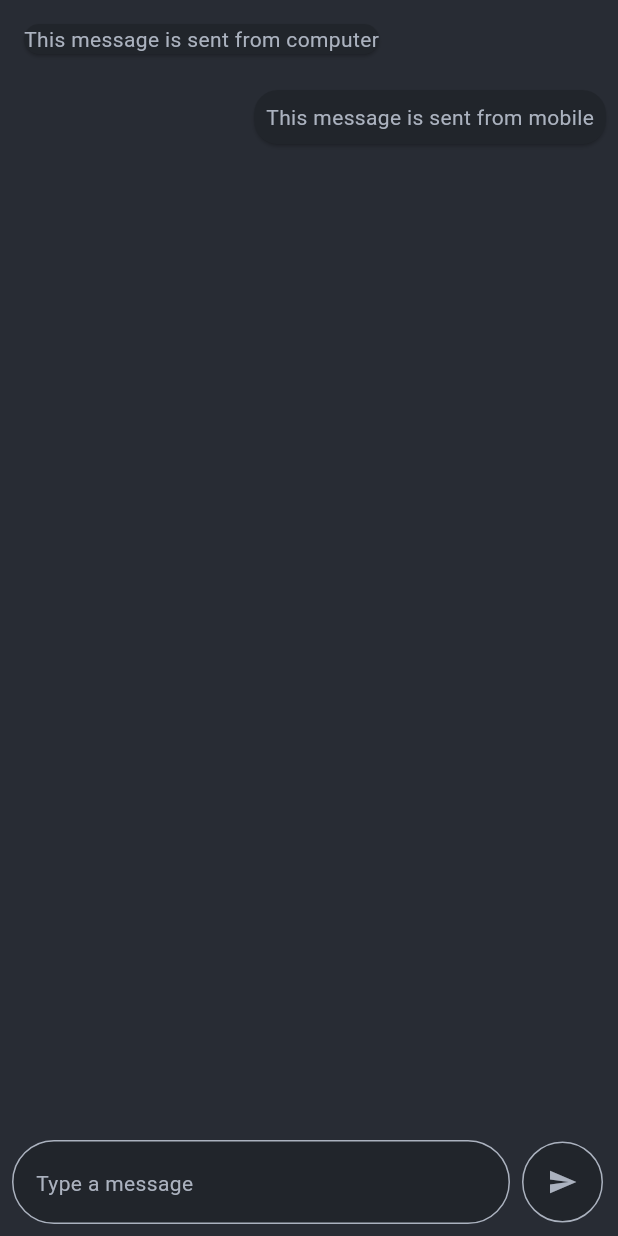
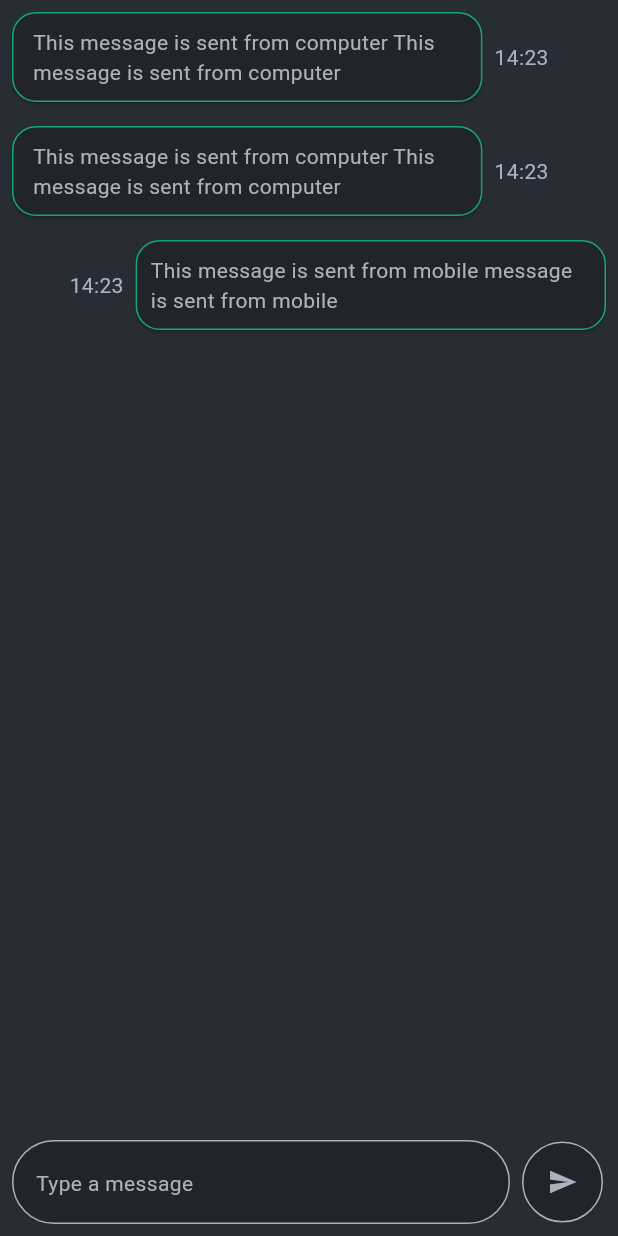
Before and after one commit to CodeByQafar/firebase_flow, a Flutter app: the screen it shows after launch, on a phone screen of 412 x 824 dp. Run offline on Flutter 3.47's test engine with Material 3 defaults, Android fonts, the phone set to English and light mode, and no system bars.

Commit message:
card widget and ui updated

```diff
--- a/lib/main.dart
+++ b/lib/main.dart
@@ -1,7 +1,7 @@
 import 'package:flutter/material.dart';
 
 import 'src/core/theme/theme.dart';
-import 'src/future/home/view/home_view.dart';
+import 'src/future/chat/view/home_view.dart';
 
 
 void main(){
--- a/lib/src/core/constants/border_radius.dart
+++ b/lib/src/core/constants/border_radius.dart
@@ -2,5 +2,6 @@ import 'package:flutter/material.dart';
 
 class BorderRadiuses{
   static BorderRadius textFieldBorderRadius = BorderRadius.circular(30);
+  static BorderRadius messageCardBorderRadius =  BorderRadius.circular(16);
 
 }
--- /dev/null
+++ b/lib/src/core/constants/boxconstrants.dart
@@ -0,0 +1,3 @@
+class AppBoxconstrants {
+  static final double messageCardBoxConstranstWidth= 0.8;
+}
--- /dev/null
+++ b/lib/src/core/constants/margin.dart
@@ -0,0 +1,5 @@
+import 'package:flutter/widgets.dart';
+
+class Margins {
+  static final EdgeInsets messageCardMargin= EdgeInsets.all(8);
+}
--- a/lib/src/core/constants/padding.dart
+++ b/lib/src/core/constants/padding.dart
@@ -4,4 +4,8 @@ class Paddings{
   static const textFieldPadding = EdgeInsets.all( 8);
 static const iconButtonPadding = EdgeInsets.only(right: 10, top: 8, bottom: 8);
 static const iconButtonContentPadding = EdgeInsets.all(17);
+static const phoneMesaggeCardPadding = EdgeInsets.fromLTRB(10,10,14,10);
+static const computerMesaggeCardPadding = EdgeInsets.fromLTRB(14, 10, 10, 10);
+
+
 }
--- a/lib/src/core/theme/theme.dart
+++ b/lib/src/core/theme/theme.dart
@@ -1,3 +1,4 @@
+import 'package:firebase_flow/src/core/constants/margin.dart';
 import 'package:firebase_flow/src/core/theme/colors.dart';
 import 'package:flutter/material.dart';
 
@@ -15,20 +16,21 @@ class AppTheme {
     ),
     cardTheme: CardThemeData(
       color: AppColors.blackBeauty,
-      margin: EdgeInsets.all(8),
+
+      margin: Margins.messageCardMargin,
       shape: RoundedRectangleBorder(
-        borderRadius: BorderRadius.circular(16),
+        borderRadius: BorderRadiuses.messageCardBorderRadius,
+        side: BorderSide(
+      color: AppColors.bluishGreen, // Border rəngi
+      width: 1.0,         // Border qalınlığı
+    ),
       ),
     ),
     hintColor: AppColors.fragrantWand,
 
-    iconTheme: IconThemeData(
-      color: AppColors.fragrantWand
-    ),
+    iconTheme: IconThemeData(color: AppColors.fragrantWand),
     iconButtonTheme: IconButtonThemeData(
-
       style: IconButton.styleFrom(
-
         backgroundColor: AppColors.blackBeauty,
         foregroundColor: AppColors.blackBeauty,
         side: BorderSide(
@@ -40,7 +42,7 @@ class AppTheme {
     ),
     inputDecorationTheme: InputDecorationTheme(
       hintStyle: TextStyle(color: AppColors.fragrantWand),
- fillColor: AppColors.blackBeauty,
+      fillColor: AppColors.blackBeauty,
       filled: true,
       focusedBorder: OutlineInputBorder(
         borderRadius: BorderRadiuses.textFieldBorderRadius,
--- /dev/null
+++ b/lib/src/core/utils/snackbars/snackbar_manager.dart
@@ -0,0 +1,9 @@
+import 'package:flutter/material.dart';
+
+class SnackbarManager {
+  static void showSnackBar(BuildContext context, String message) {
+    ScaffoldMessenger.of(
+      context,
+    ).showSnackBar(SnackBar(content: Text(message)));
+  }
+}
--- /dev/null
+++ b/lib/src/future/chat/service/chat_service.dart
@@ -0,0 +1,12 @@
+abstract class  IChatService{
+  Future<void> sendMessage();
+}
+
+
+class ChatService implements IChatService {
+
+   @override
+   Future<void> sendMessage() async{
+
+   }
+}
--- a/lib/src/future/home/view/home_view.dart
+++ b/lib/src/future/chat/view/home_view.dart
@@ -1,6 +1,7 @@
 import 'package:firebase_flow/src/core/constants/padding.dart';
-import 'package:firebase_flow/src/future/home/view/widgets/button/send_button.dart';
-import 'package:firebase_flow/src/future/home/view/widgets/text_fields/message_text_field.dart';
+import 'package:firebase_flow/src/future/chat/view/widgets/button/send_button.dart';
+import 'package:firebase_flow/src/future/chat/view/widgets/card/message_card.dart';
+import 'package:firebase_flow/src/future/chat/view/widgets/text_fields/message_text_field.dart';
 import 'package:flutter/material.dart';
 
 class HomeView extends StatefulWidget {
@@ -27,28 +28,23 @@ class _HomeViewState extends State<HomeView> {
                 child: Column(
                   crossAxisAlignment: CrossAxisAlignment.start,
                   children: [
-                    Align(
-                      alignment: Alignment.topLeft,
-                      child: Padding(
-                        padding: const EdgeInsets.all(8.0),
-                        child: ConstrainedBox(
-                          constraints: BoxConstraints(
-                            maxWidth: MediaQuery.of(context).size.width * 0.7,
-                          ),
-                          child: Card(
-                            child: Text('This message is sent from computer'),
-                          ),
-                        ),
-                      ),
+                    MessageCard(
+                      message:
+                          "This message is sent from computer This message is sent from computer",
+                      date: "14:23",
+                      isPhoneMesaage: false,
                     ),
-                    Align(
-                      alignment: Alignment.topRight,
-                      child: Card(
-                        child: Padding(
-                          padding: EdgeInsets.all(8.0),
-                          child: Text('This message is sent from mobile'),
-                        ),
-                      ),
+                    MessageCard(
+                      message:
+                          "This message is sent from computer This message is sent from computer",
+                      date: "14:23",
+                      isPhoneMesaage: false,
+                    ),
+
+                    MessageCard(
+                      message: 'This message is sent from mobile message is sent from mobile',
+                      date: "14:23",
+                      isPhoneMesaage: true,
                     ),
                   ],
                 ),
@@ -60,7 +56,9 @@ class _HomeViewState extends State<HomeView> {
                     mainAxisAlignment: MainAxisAlignment.center,
                     crossAxisAlignment: CrossAxisAlignment.center,
                     children: [
-                      MessageTextField(textEditingController: textEditingController),
+                      MessageTextField(
+                        textEditingController: textEditingController,
+                      ),
                       SendButton(message: textEditingController.text),
                     ],
                   ),
--- /dev/null
+++ b/lib/src/future/chat/view/widgets/card/message_card.dart
@@ -0,0 +1,57 @@
+import 'package:flutter/material.dart';
+import 'package:flutter/services.dart';
+
+import '../../../../../core/constants/boxconstrants.dart';
+import '../../../../../core/constants/padding.dart';
+import '../../../../../core/utils/snackbars/snackbar_manager.dart';
+
+class MessageCard extends StatelessWidget {
+  final String message;
+  final String date;
+  final bool isPhoneMesaage;
+  const MessageCard({
+    required this.message,
+    required this.date,
+    required this.isPhoneMesaage,
+    super.key,
+  });
+
+  void setMessageToClipboard(BuildContext context, String text) async {
+    await Clipboard.setData(ClipboardData(text: text));
+  }
+
+  @override
+  Widget build(BuildContext context) {
+    return GestureDetector(
+      onDoubleTap: () {
+        setMessageToClipboard(context, message);
+        SnackbarManager.showSnackBar(context, "Text Coppied to clipborad");
+      },
+      child: Row(
+        mainAxisAlignment: isPhoneMesaage
+            ? MainAxisAlignment.end
+            : MainAxisAlignment.start,
+        mainAxisSize: MainAxisSize.max,
+        children: [
+          isPhoneMesaage ? Text(date) : SizedBox.shrink(),
+          ConstrainedBox(
+            constraints: BoxConstraints(
+              maxWidth:
+                  MediaQuery.of(context).size.width *
+                  AppBoxconstrants.messageCardBoxConstranstWidth,
+            ),
+            child: Card(
+              child: Padding(
+                padding: isPhoneMesaage
+                    ? Paddings.phoneMesaggeCardPadding
+                    : Paddings.computerMesaggeCardPadding,
+                child: SelectableText(message),
+              ),
+            ),
+          ),
+          isPhoneMesaage ? SizedBox.shrink() : Text(date),
+        ],
+      ),
+    );
+  }
+}
--- a/lib/src/future/home/view/widgets/text_fields/message_text_field.dart
+++ b/lib/src/future/chat/view/widgets/text_fields/message_text_field.dart
@@ -27,7 +27,6 @@ class _MessageTextFieldState extends State<MessageTextField> {
           ).colorScheme.onTertiary,
           decoration: InputDecoration(
             hintText: 'Type a message',
-
             hintStyle: Theme.of(context).textTheme.bodyMedium,
           ),
         ),
```
Also changed, not shown: lib/src/future/chat/view/widgets/button/send_button.dart (renamed from lib/src/future/home/view/widgets/button/send_button.dart, +8 -6 lines), lib/src/future/chat/model/message_model.dart (added).
